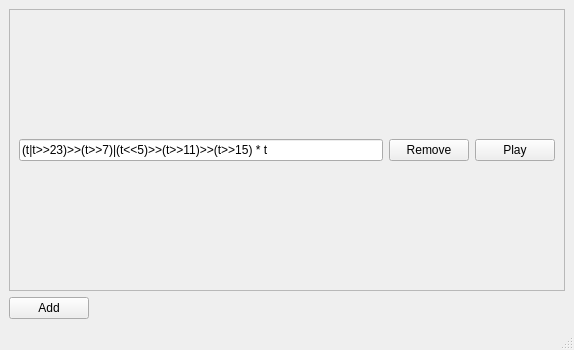
Above: main.ui from slopjong/algotunes before the change. Below: the same form after it.
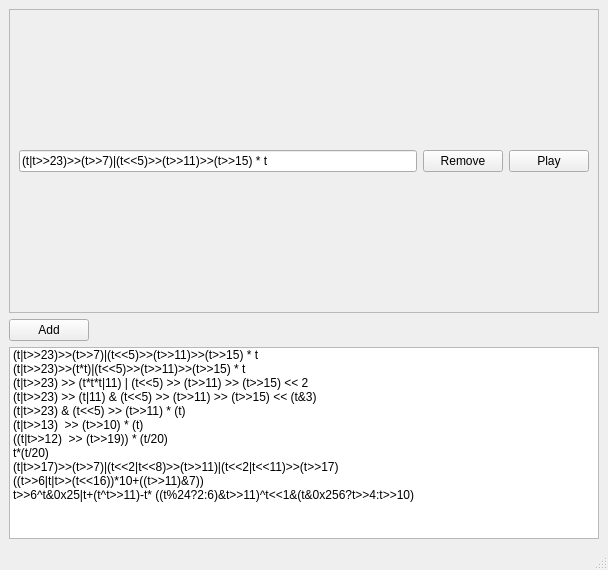
That is the form after the change.

Commit message: Added a list widget with some presets.

```diff
--- a/main.ui
+++ b/main.ui
@@ -6,8 +6,8 @@
    <rect>
     <x>0</x>
     <y>0</y>
-    <width>574</width>
-    <height>350</height>
+    <width>608</width>
+    <height>570</height>
    </rect>
   </property>
   <property name="windowTitle">
@@ -34,8 +34,8 @@
         <rect>
          <x>0</x>
          <y>0</y>
-         <width>552</width>
-         <height>261</height>
+         <width>586</width>
+         <height>283</height>
         </rect>
        </property>
        <layout class="QGridLayout" name="gridLayout_2" columnstretch="0,0,0" columnminimumwidth="0,0,0">
@@ -88,6 +88,77 @@
       </item>
      </layout>
     </item>
+    <item>
+     <widget class="QListWidget" name="listWidget">
+      <property name="sizePolicy">
+       <sizepolicy hsizetype="Expanding" vsizetype="Maximum">
+        <horstretch>0</horstretch>
+        <verstretch>0</verstretch>
+       </sizepolicy>
+      </property>
+      <property name="maximumSize">
+       <size>
+        <width>16777215</width>
+        <height>300</height>
+       </size>
+      </property>
+      <item>
+       <property name="text">
+        <string>(t|t&gt;&gt;23)&gt;&gt;(t&gt;&gt;7)|(t&lt;&lt;5)&gt;&gt;(t&gt;&gt;11)&gt;&gt;(t&gt;&gt;15) * t</string>
+       </property>
+      </item>
+      <item>
+       <property name="text">
+        <string>(t|t&gt;&gt;23)&gt;&gt;(t*t)|(t&lt;&lt;5)&gt;&gt;(t&gt;&gt;11)&gt;&gt;(t&gt;&gt;15) * t</string>
+       </property>
+      </item>
+      <item>
+       <property name="text">
+        <string>(t|t&gt;&gt;23) &gt;&gt; (t*t*t|11) | (t&lt;&lt;5) &gt;&gt; (t&gt;&gt;11) &gt;&gt; (t&gt;&gt;15) &lt;&lt; 2</string>
+       </property>
+      </item>
+      <item>
+       <property name="text">
+        <string>(t|t&gt;&gt;23) &gt;&gt; (t|11) &amp; (t&lt;&lt;5) &gt;&gt; (t&gt;&gt;11) &gt;&gt; (t&gt;&gt;15) &lt;&lt; (t&amp;3)</string>
+       </property>
+      </item>
+      <item>
+       <property name="text">
+        <string>(t|t&gt;&gt;23) &amp; (t&lt;&lt;5) &gt;&gt; (t&gt;&gt;11) * (t)</string>
+       </property>
+      </item>
+      <item>
+       <property name="text">
+        <string>(t|t&gt;&gt;13)  &gt;&gt; (t&gt;&gt;10) * (t)</string>
+       </property>
+      </item>
+      <item>
+       <property name="text">
+        <string>((t|t&gt;&gt;12)  &gt;&gt; (t&gt;&gt;19)) * (t/20)</string>
+       </property>
+      </item>
+      <item>
+       <property name="text">
+        <string>t*(t/20)</string>
+       </property>
+      </item>
+      <item>
+       <property name="text">
+        <string>(t|t&gt;&gt;17)&gt;&gt;(t&gt;&gt;7)|(t&lt;&lt;2|t&lt;&lt;8)&gt;&gt;(t&gt;&gt;11)|(t&lt;&lt;2|t&lt;&lt;11)&gt;&gt;(t&gt;&gt;17)</string>
+       </property>
+      </item>
+      <item>
+       <property name="text">
+        <string>((t&gt;&gt;6|t|t&gt;&gt;(t&lt;&lt;16))*10+((t&gt;&gt;11)&amp;7))</string>
+       </property>
+      </item>
+      <item>
+       <property name="text">
+        <string>t&gt;&gt;6^t&amp;0x25|t+(t^t&gt;&gt;11)-t* ((t%24?2:6)&amp;t&gt;&gt;11)^t&lt;&lt;1&amp;(t&amp;0x256?t&gt;&gt;4:t&gt;&gt;10)</string>
+       </property>
+      </item>
+     </widget>
+    </item>
    </layout>
   </widget>
   <widget class="QMenuBar" name="menubar">
```
Left out of the diff: 2 changed lines with no effect on the pictures.
